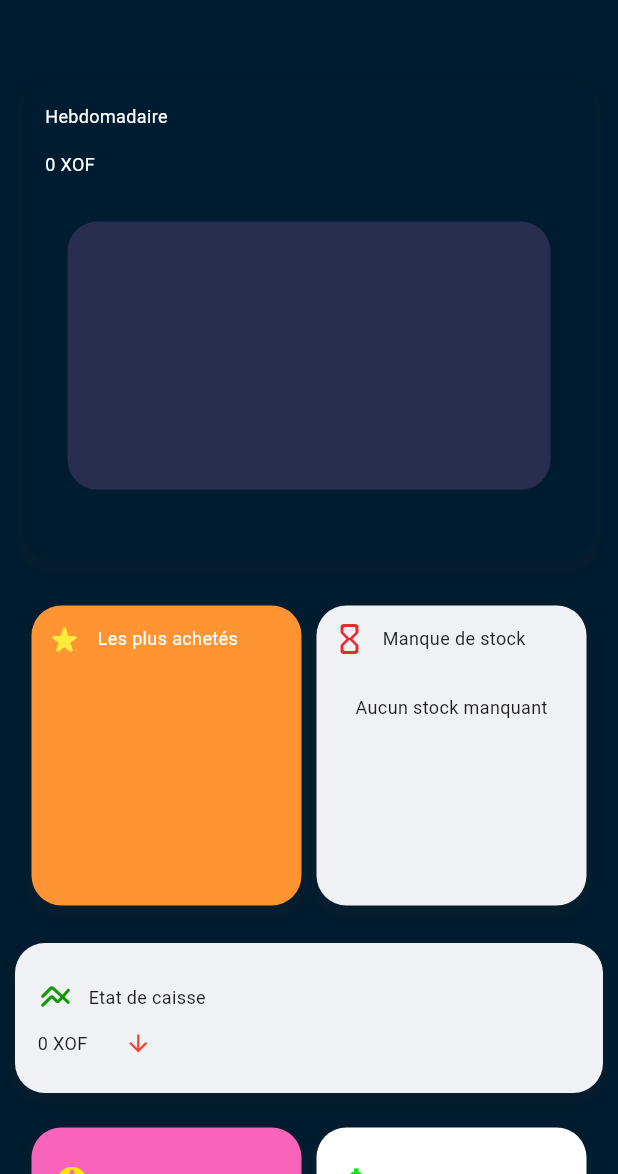
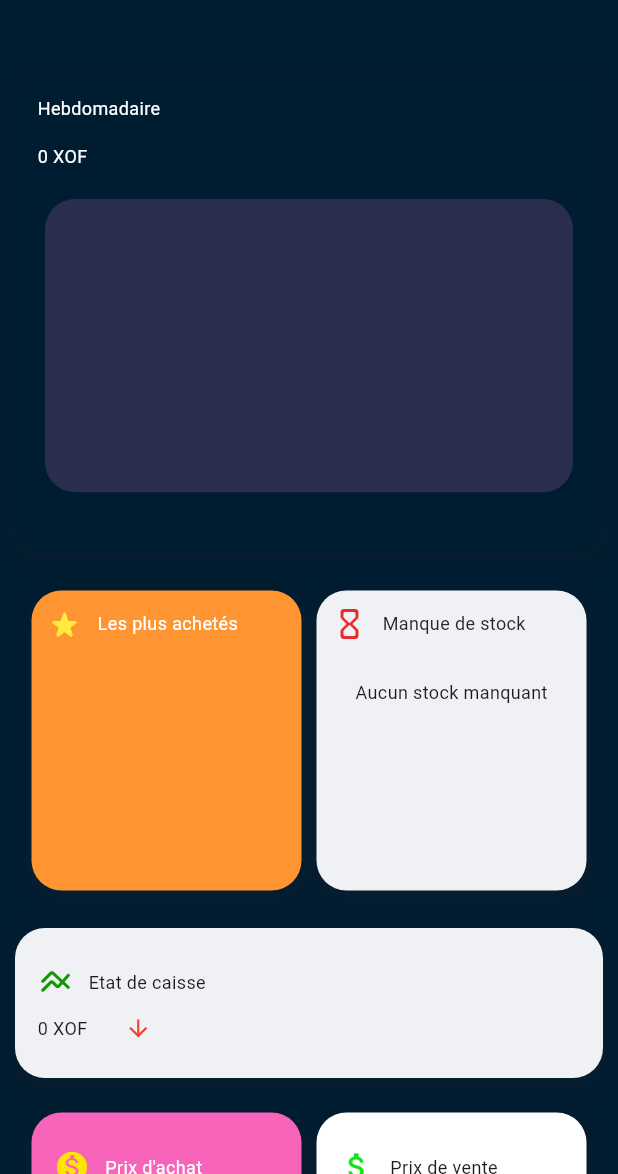
Before and after one commit to salif18/flutter_salsespulse, a Flutter app: the DashboardView screen opened directly, in the side drawer, after a tap on the "shopping cart" icon, on a phone screen of 412 x 824 dp, the part 62-1236 px from its top. Run offline on Flutter 3.47's test engine with Material 3 defaults, Android fonts, the phone set to English and light mode, and no system bars; drawn by our look-alikes of fl_chart; our stand-ins replace date_field, dio, google_fonts, image_picker, pdf, printing and 1 more; accounts and stored records are empty; network calls fail.

Commit message:
correction du code

```diff
--- a/app/lib/components/bar_chart.dart
+++ b/app/lib/components/bar_chart.dart
@@ -40,7 +40,7 @@ class _BarChartWidgetState extends State<BarChartWidget> {
                 swapAnimationCurve: Curves.linear,
                 BarChartData(
                     minY: 0,
-                    maxY: 400000,
+                    // maxY: 400000,
                     gridData: const FlGridData(show: false),
                     borderData: FlBorderData(show: false),
                     titlesData: myTitlesData(),
--- a/app/lib/components/line_chart.dart
+++ b/app/lib/components/line_chart.dart
@@ -36,7 +36,7 @@ class LineChartWidget extends StatelessWidget {
                   minX: 0,
                   maxX: 12,
                   minY: 0,
-                  maxY: 400000,
+                  maxY: 10000000,
                   borderData: FlBorderData(show: false),
                   gridData: const FlGridData(show: true),
                   // lineTouchData: myLineTouchData(modelLineData),
--- a/app/lib/views/dashbord/dashboard.dart
+++ b/app/lib/views/dashbord/dashboard.dart
@@ -214,8 +214,7 @@ class _DashboardViewState extends State<DashboardView> {
 
   Widget _statsWeek(BuildContext context) {
     return Container(
-      margin: const EdgeInsets.all(5),
-      width: double.infinity,
+      width: MediaQuery.of(context).size.width,
       height: 320,
       decoration: BoxDecoration(
         borderRadius: BorderRadius.circular(20),
@@ -245,7 +244,7 @@ class _DashboardViewState extends State<DashboardView> {
                     fontSize: AppSizes.fontMedium, color: Colors.white)),
           ),
           Padding(
-              padding: const EdgeInsets.all(10),
+              padding: const EdgeInsets.all(0),
               child: BarChartWidget(
                 data: statsHebdo,
               ))
@@ -256,7 +255,7 @@ class _DashboardViewState extends State<DashboardView> {
 
   Widget _statsStock(BuildContext context) {
     List<StocksModel> filterStocks =
-        stocks.where((stock) => stock.stocks <= 0).toList();
+        stocks.where((stock) => stock.stocks == 0).toList();
 
     return Container(
       margin: const EdgeInsets.all(10),
@@ -707,7 +706,7 @@ class _DashboardViewState extends State<DashboardView> {
                     fontSize: AppSizes.fontMedium, color: Colors.white)),
           ),
           Padding(
-            padding: const EdgeInsets.all(5),
+            padding: const EdgeInsets.all(0),
             child: LineChartWidget(data: statsYear),
           )
         ],
--- a/app/lib/views/panier/panier.dart
+++ b/app/lib/views/panier/panier.dart
@@ -10,7 +10,6 @@ import 'package:salespulse/services/panier_api.dart';
 import 'package:salespulse/utils/app_size.dart';
 import 'package:salespulse/views/panier/widgets/card_cart.dart';
 import 'package:salespulse/views/panier/widgets/cart_empty.dart';
-
 
 class PanierView extends StatefulWidget {
   const PanierView({super.key});
```
Also changed, not shown: app/lib/views/panier/widgets/card_cart.dart (+62 -28 lines).
